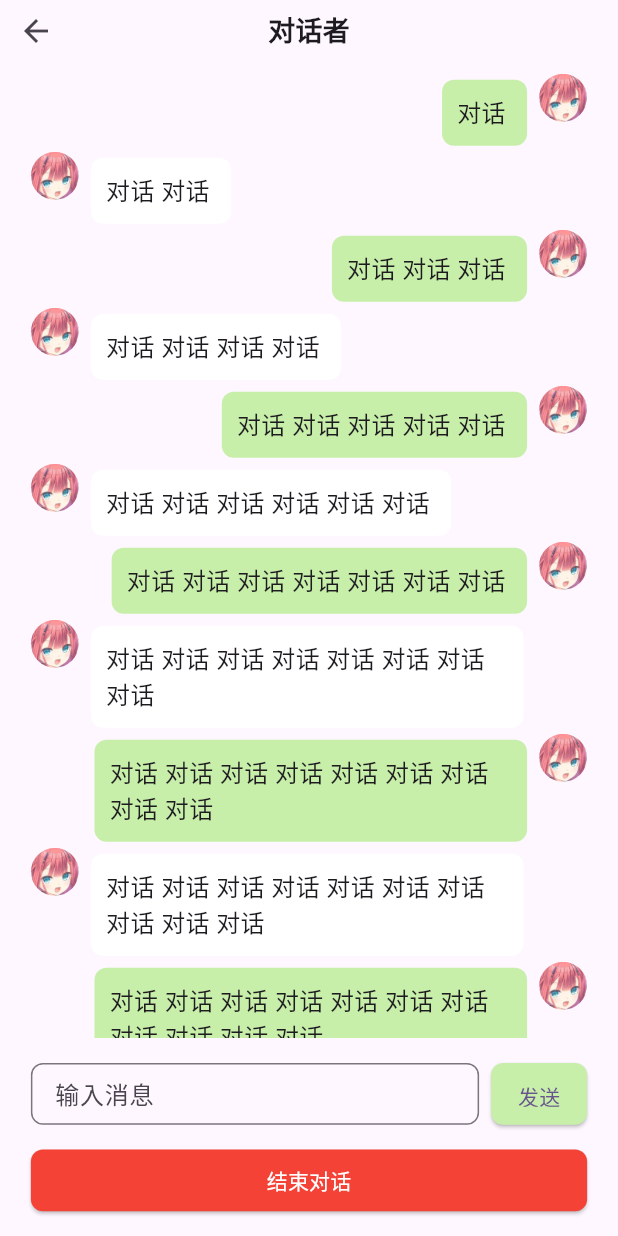
After one commit to git-wujinlu/front, a Flutter app: the MessagePage screen opened directly, after a tap on "问题标题", on a phone screen of 412 x 824 dp. The commit adds this screen. Run offline on Flutter 3.47's test engine with Material 3 defaults, Android fonts, the phone set to English and light mode, and no system bars.

Commit message:
zzy-conversationPage

```diff
--- /dev/null
+++ b/demo1/lib/pages/home/ConversationPage.dart
@@ -0,0 +1,188 @@
+import 'package:flutter/material.dart';
+
+class ConversationPage extends StatefulWidget {
+  const ConversationPage({super.key});
+
+  @override
+  State<ConversationPage> createState() => _ConversationPageState();
+}
+
+class _ConversationPageState extends State<ConversationPage> {
+  final TextEditingController _textController = TextEditingController();
+  final List<Map<String, dynamic>> _messages = List.generate(
+    20,
+        (index) => {
+      'text': '对话 ' * (index + 1),
+      'isMe': index % 2 == 0,
+    },
+  );
+
+  @override
+  Widget build(BuildContext context) {
+    final size = MediaQuery.of(context).size;
+    final height = size.height;
+    final width = size.width;
+
+    return Scaffold(
+      body: SafeArea(
+        child: Column(
+          children: [
+            // 顶部导航栏 (10%)
+            SizedBox(
+              height: 0.05 * height,
+              child: Stack(
+                children: [
+                  Positioned(
+                    left: 0,
+                    top: 0,
+                    bottom: 0,
+                    child: IconButton(
+                      icon: const Icon(Icons.arrow_back),
+                      onPressed: () => Navigator.pop(context),
+                    ),
+                  ),
+                  Center(
+                    child: Text(
+                      '对话者',
+                      style: const TextStyle(
+                        fontSize: 18,
+                        fontWeight: FontWeight.bold,
+                      ),
+                    ),
+                  ),
+                ],
+              ),
+            ),
+
+            // 对话列表 (75%)
+            Expanded(
+              child: ListView.builder(
+                padding: EdgeInsets.symmetric(
+                  horizontal: 0.05 * width,
+                  vertical: 8,
+                ),
+                itemCount: _messages.length,
+                itemBuilder: (context, index) {
+                  final msg = _messages[index];
+                  final avatar = ClipOval(
+                    child: Image.asset(
+                      'assets/img.png',
+                      width: 32,
+                      height: 32,
+                      fit: BoxFit.cover,
+                    ),
+                  );
+                  final bubble = Container(
+                    constraints: BoxConstraints(maxWidth: 0.7 * width),
+                    margin: const EdgeInsets.symmetric(vertical: 4),
+                    padding: const EdgeInsets.all(10),
+                    decoration: BoxDecoration(
+                      color: msg['isMe'] ? Color(0xFFC7EFA9) : Colors.white,
+                      borderRadius: BorderRadius.circular(8),
+                    ),
+                    child: Text(
+                      msg['text'],
+                      style: const TextStyle(fontSize: 16),
+                    ),
+                  );
+
+                  return Align(
+                    alignment: msg['isMe'] ? Alignment.centerRight : Alignment.centerLeft,
+                    child: Row(
+                      mainAxisSize: MainAxisSize.min,
+                      crossAxisAlignment: CrossAxisAlignment.start,
+                      children: [
+                        if (!msg['isMe']) ...[
+                          avatar,
+                          const SizedBox(width: 8),
+                        ],
+                        bubble,
+                        if (msg['isMe']) ...[
+                          const SizedBox(width: 8),
+                          avatar,
+                        ],
+                      ],
+                    ),
+                  );
+                },
+              ),
+            ),
+            SizedBox(
+              height: 0.02 * height,
+            ),
+            // 输入框与发送按钮 (5%)
+            SizedBox(
+              height: 0.05 * height,
+              child: Padding(
+                padding: EdgeInsets.symmetric(horizontal: 0.05 * width),
+                child: Row(
+                  children: [
+                    Expanded(
+                      child: Align(
+                        alignment: Alignment.bottomCenter, // **修改：底部对齐，向上扩展**
+                        child: TextField(
+                          controller: _textController,
+                          keyboardType: TextInputType.multiline, // 新增类型
+                          minLines: 1,
+                          maxLines: null,
+                          decoration: InputDecoration(
+                            hintText: '输入消息',
+                            border: OutlineInputBorder(
+                              borderRadius: BorderRadius.circular(8),
+                            ),
+                            contentPadding: const EdgeInsets.symmetric(horizontal: 12),
+                          ),
+                        ),
+                      ),
+                    ),
+                    const SizedBox(width: 8),
+                    Align(
+                      alignment: Alignment.bottomCenter, // **修改：发送按钮底部对齐**
+                      child: ElevatedButton(
+                        onPressed: () {
+                          print('send');
+                          _textController.clear();
+                        },
+                          style: ElevatedButton.styleFrom(
+                          backgroundColor: Color(0xFFC7EFA9),
+                          shape: RoundedRectangleBorder(borderRadius: BorderRadius.circular(8)),
+                          padding: const EdgeInsets.symmetric(horizontal: 16, vertical: 12),
+                        ),
+                        child: const Text('发送'),
+                      ),
+                    ),
+                  ],
+                ),
+              ),
+            ),
+            SizedBox(
+              height: 0.02 * height,
+            ),
+            // 结束对话按钮 (5%)
+            SizedBox(
+              height: 0.05 * height,
+              width: double.infinity,
+              child: Padding(
+                padding: EdgeInsets.symmetric(horizontal: 0.05 * width),
+                child: ElevatedButton(
+                  onPressed: () => print('end conversation'),
+                  style: ElevatedButton.styleFrom(
+                    backgroundColor: Colors.red.shade500,
+                    shape: RoundedRectangleBorder(borderRadius: BorderRadius.circular(8)),
+                  ),
+                  child: const Text(
+                    '结束对话',
+                    style: TextStyle(color: Colors.white),
+                  ),
+                ),
+              ),
+            ),
+            SizedBox(
+              height: 0.02 * height,
+            ),
+          ],
+        ),
+      ),
+    );
+  }
+}
--- a/demo1/lib/pages/home/MessagePage.dart
+++ b/demo1/lib/pages/home/MessagePage.dart
@@ -1,4 +1,5 @@
 import 'package:flutter/material.dart';
+import 'package:demo1/pages/home/ConversationPage.dart';
 
 class MessagePage extends StatefulWidget {
   const MessagePage({super.key});
@@ -84,18 +85,29 @@ class MyQuestionsTab extends StatelessWidget {
 
   @override
   Widget build(BuildContext context) {
-    final size = MediaQuery.of(context).size;
+    final size = MediaQuery
+        .of(context)
+        .size;
     final width = size.width;
     final height = size.height;
 
     return ListView.builder(
       itemCount: 10,
       itemBuilder: (context, index) {
-        return SizedBox(
+        return GestureDetector(
+          onTap: () {
+            Navigator.push(
+              context,
+              MaterialPageRoute(
+                builder: (context) => const ConversationPage(),
+              ),
+            );
+          },
+          child: SizedBox(
             height: 0.15 * height,
             child: Container(
               margin: EdgeInsets.symmetric(vertical: 0.01 * height),
-            padding: EdgeInsets.all(12),
+              padding: const EdgeInsets.all(12),
               decoration: BoxDecoration(
                 color: Colors.white,
                 borderRadius: BorderRadius.circular(10),
@@ -114,7 +126,7 @@ class MyQuestionsTab extends StatelessWidget {
                       ),
                     ),
                   ),
-                SizedBox(width: 10),
+                  const SizedBox(width: 10),
                   SizedBox(
                     width: 0.65 * width,
                     child: Column(
@@ -122,7 +134,8 @@ class MyQuestionsTab extends StatelessWidget {
                       children: const [
                         Text(
                           "问题标题",
-                        style: TextStyle(fontSize: 18, fontWeight: FontWeight.bold),
+                          style: TextStyle(
+                              fontSize: 18, fontWeight: FontWeight.bold),
                         ),
                         SizedBox(height: 4),
                         Text(
@@ -134,6 +147,7 @@ class MyQuestionsTab extends StatelessWidget {
                     ),
                   ),
                 ],
+              ),
             ),
           ),
         );
@@ -154,11 +168,20 @@ class MyAnswersTab extends StatelessWidget {
     return ListView.builder(
       itemCount: 10,
       itemBuilder: (context, index) {
-        return SizedBox(
+        return GestureDetector(
+          onTap: () {
+            Navigator.push(
+              context,
+              MaterialPageRoute(
+                builder: (context) => const ConversationPage(),
+              ),
+            );
+          },
+          child: SizedBox(
             height: 0.15 * height,
             child: Container(
               margin: EdgeInsets.symmetric(vertical: 0.01 * height),
-              padding: EdgeInsets.all(12),
+              padding: const EdgeInsets.all(12),
               decoration: BoxDecoration(
                 color: Colors.white,
                 borderRadius: BorderRadius.circular(10),
@@ -177,7 +200,7 @@ class MyAnswersTab extends StatelessWidget {
                       ),
                     ),
                   ),
-                  SizedBox(width: 10),
+                  const SizedBox(width: 10),
                   SizedBox(
                     width: 0.65 * width,
                     child: Column(
@@ -198,9 +221,11 @@ class MyAnswersTab extends StatelessWidget {
                   ),
                 ],
               ),
-            )
+            ),
+          ),
         );
       },
     );
   }
+
   }
```
Lines whose indentation alone changed are shown as unchanged.
